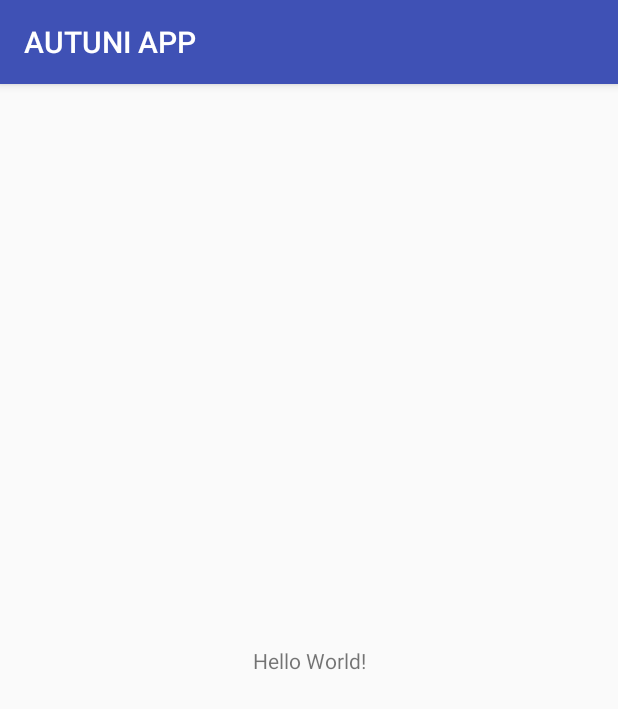
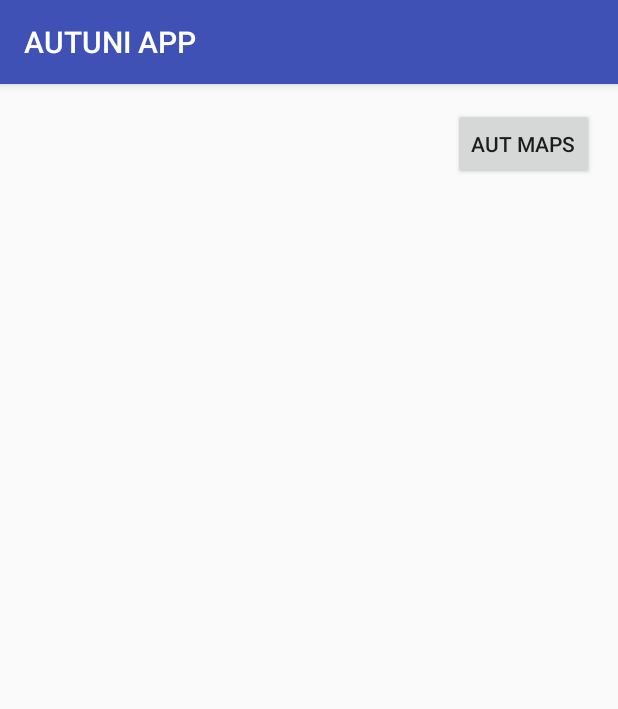
Before and after one commit to PhilipAUT/sdp2018, an Android app: the screen it shows after launch (MainMenu), on a phone screen of 412 x 824 dp. Shown: the top 709 px of the screen. Run offline under Robolectric (Android 15) with nearby library versions, the phone set to English and light mode, and no system bars.

Commit message:
Generic Map

```diff
--- a/app/build.gradle
+++ b/app/build.gradle
@@ -22,7 +22,9 @@ dependencies {
     implementation fileTree(dir: 'libs', include: ['*.jar'])
     implementation 'com.android.support:appcompat-v7:27.1.1'
     implementation 'com.android.support.constraint:constraint-layout:1.1.0'
+
     testImplementation 'junit:junit:4.12'
     androidTestImplementation 'com.android.support.test:runner:1.0.1'
     androidTestImplementation 'com.android.support.test.espresso:espresso-core:3.0.1'
+    implementation 'com.google.android.gms:play-services-maps:12.0.1'
 }
--- a/app/src/main/java/com/aut/sdp2018/autuniapp/MainMenu.java
+++ b/app/src/main/java/com/aut/sdp2018/autuniapp/MainMenu.java
@@ -1,13 +1,23 @@
 package com.aut.sdp2018.autuniapp;
 
+import android.content.Intent;
 import android.support.v7.app.AppCompatActivity;
 import android.os.Bundle;
+import android.view.View;
 
-public class MainMenu extends AppCompatActivity {
+public class MainMenu extends AppCompatActivity
+{
 
     @Override
-    protected void onCreate(Bundle savedInstanceState) {
+    protected void onCreate(Bundle savedInstanceState)
+    {
         super.onCreate(savedInstanceState);
         setContentView(R.layout.activity_main_menu);
     }
+
+    public void openMapActivity(View view)
+    {
+        Intent autMap = new Intent(this,AUTMap.class);
+        startActivity(autMap);
+    }
 }
--- a/app/src/main/res/layout/activity_main_menu.xml
+++ b/app/src/main/res/layout/activity_main_menu.xml
@@ -6,13 +6,14 @@
     android:layout_height="match_parent"
     tools:context=".MainMenu">
 
-    <TextView
+    <Button
+        android:id="@+id/button"
         android:layout_width="wrap_content"
         android:layout_height="wrap_content"
-        android:text="Hello World!"
-        app:layout_constraintBottom_toBottomOf="parent"
-        app:layout_constraintLeft_toLeftOf="parent"
-        app:layout_constraintRight_toRightOf="parent"
+        android:layout_marginEnd="16dp"
+        android:layout_marginTop="16dp"
+        android:onClick="openMapActivity"
+        android:text="@string/map_button"
+        app:layout_constraintEnd_toEndOf="parent"
         app:layout_constraintTop_toTopOf="parent" />
-
 </android.support.constraint.ConstraintLayout>
--- a/app/src/main/res/values/strings.xml
+++ b/app/src/main/res/values/strings.xml
@@ -1,3 +1,5 @@
 <resources>
     <string name="app_name">AUTUNI APP</string>
+    <string name="map_button">AUT MAPS</string>
+    <string name="title_activity_autmap">Map</string>
 </resources>
```
Also changed, not shown: app/src/debug/res/values/google_maps_api.xml (added, +24 -0 lines), app/src/main/AndroidManifest.xml (+22 -0 lines), app/src/main/java/com/aut/sdp2018/autuniapp/AUTMap.java (added, +46 -0 lines), app/src/main/res/layout/activity_autmap.xml (added, +9 -0 lines), 1 other file.
